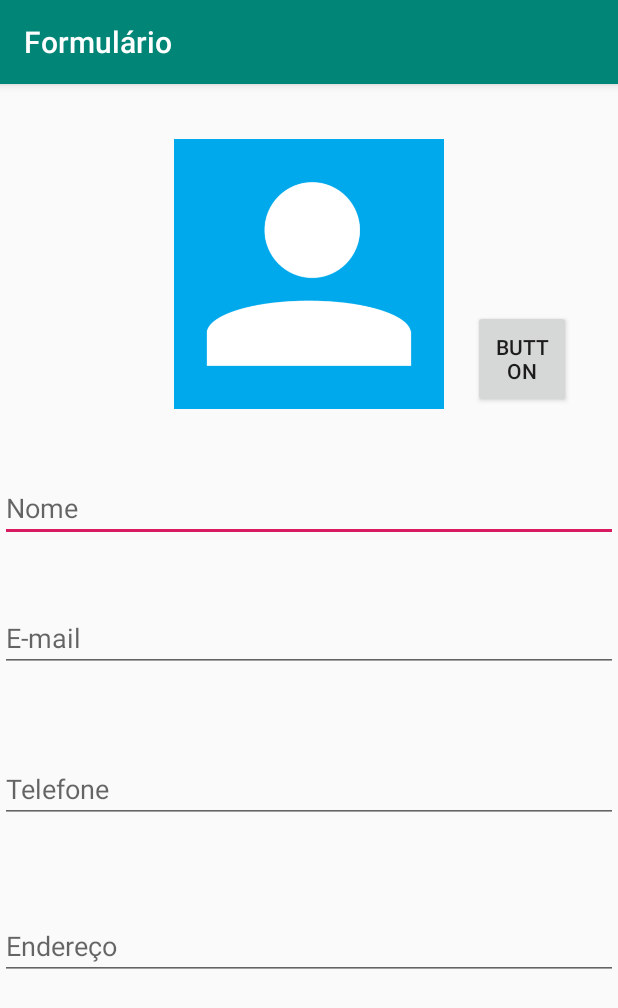
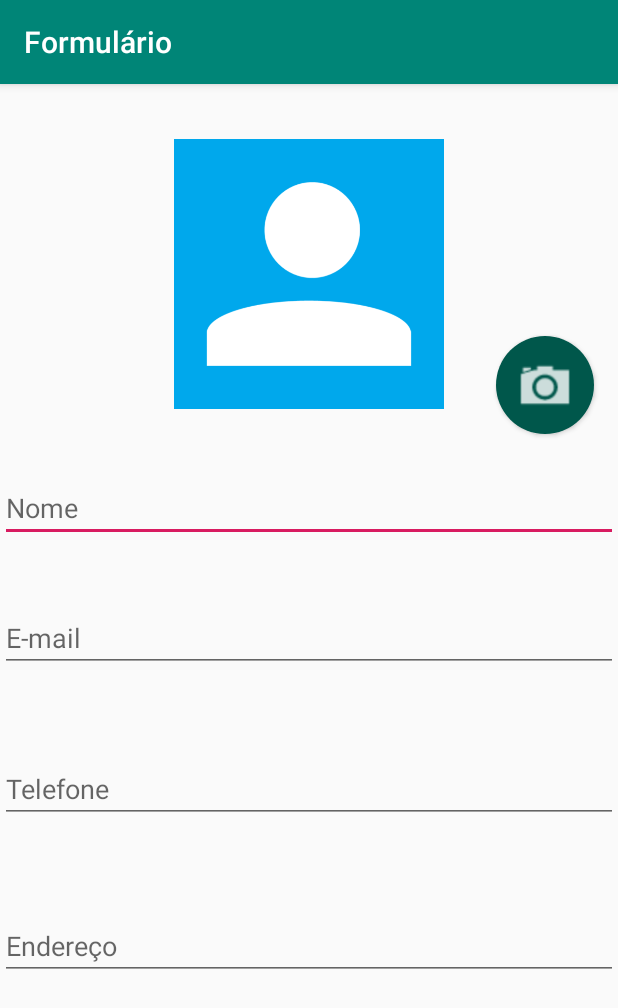
Before and after one commit to LeonardoCesca/agenda-contatos, an Android app: the Formulario screen opened directly, with no data from a screen before it, on a phone screen of 412 x 824 dp. Shown: the top 1008 px of the screen. Run offline under Robolectric (Android 15) with nearby library versions, the phone set to English and light mode, and no system bars.

Commit message:
ADD button custom with camera image into formulario activity

```diff
--- a/app/src/main/res/drawable/layout_botao_foto.xml
+++ b/app/src/main/res/drawable/layout_botao_foto.xml
@@ -2,7 +2,7 @@
 <layer-list xmlns:android="http://schemas.android.com/apk/res/android">
     <item>
         <shape android:shape="oval">
-            <solid android:color="@color/colorPrimaryDark"/>
+            <solid android:color="@color/corBotaoFoto"/>
             <padding
                 android:top="10dp"
                 android:right="10dp"
--- a/app/src/main/res/layout/content_formulario.xml
+++ b/app/src/main/res/layout/content_formulario.xml
@@ -53,13 +53,13 @@
         android:layout_width="65dp"
         android:layout_height="65dp"
         android:layout_marginEnd="16dp"
-        android:text="Button"
+        android:background="@drawable/botao_foto"
         app:layout_constraintBottom_toBottomOf="parent"
         app:layout_constraintEnd_toEndOf="parent"
-        app:layout_constraintHorizontal_bias="0.954"
+        app:layout_constraintHorizontal_bias="1.0"
         app:layout_constraintStart_toStartOf="parent"
         app:layout_constraintTop_toTopOf="parent"
-        app:layout_constraintVertical_bias="0.214" />
+        app:layout_constraintVertical_bias="0.239" />
 
     <EditText
         android:id="@+id/telefoneFormulario"
--- a/app/src/main/res/values/colors.xml
+++ b/app/src/main/res/values/colors.xml
@@ -3,4 +3,6 @@
     <color name="colorPrimary">#008577</color>
     <color name="colorPrimaryDark">#00574B</color>
     <color name="colorAccent">#D81B60</color>
+
+    <color name="corBotaoFoto">#ff0644</color>
 </resources>
```
